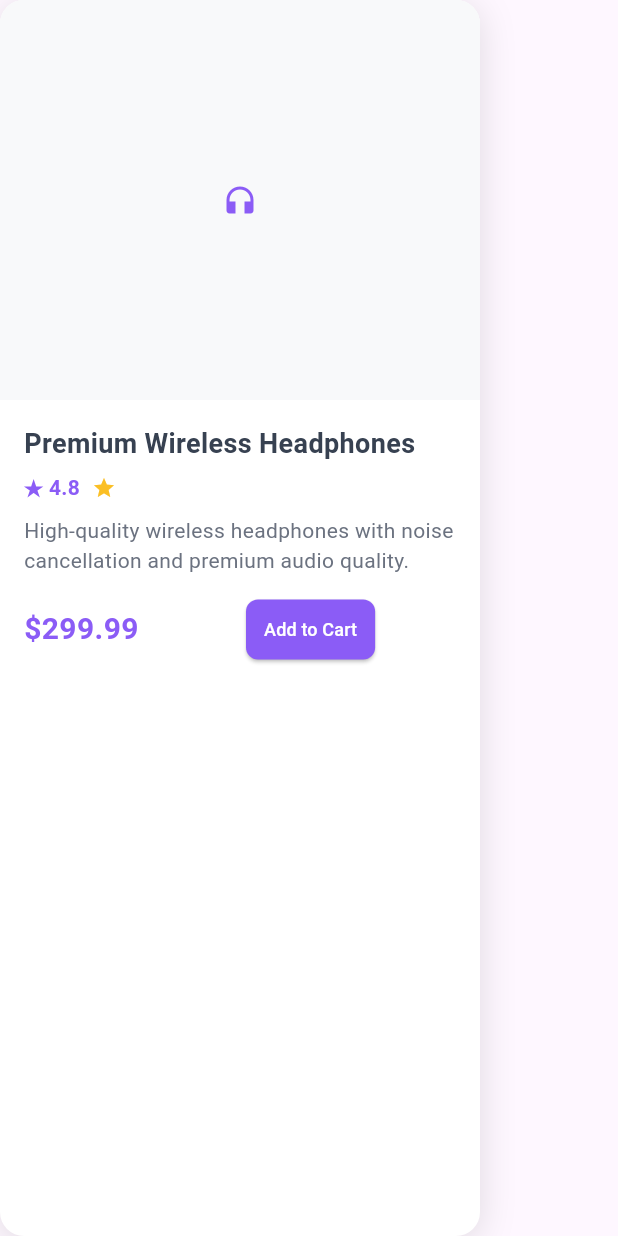
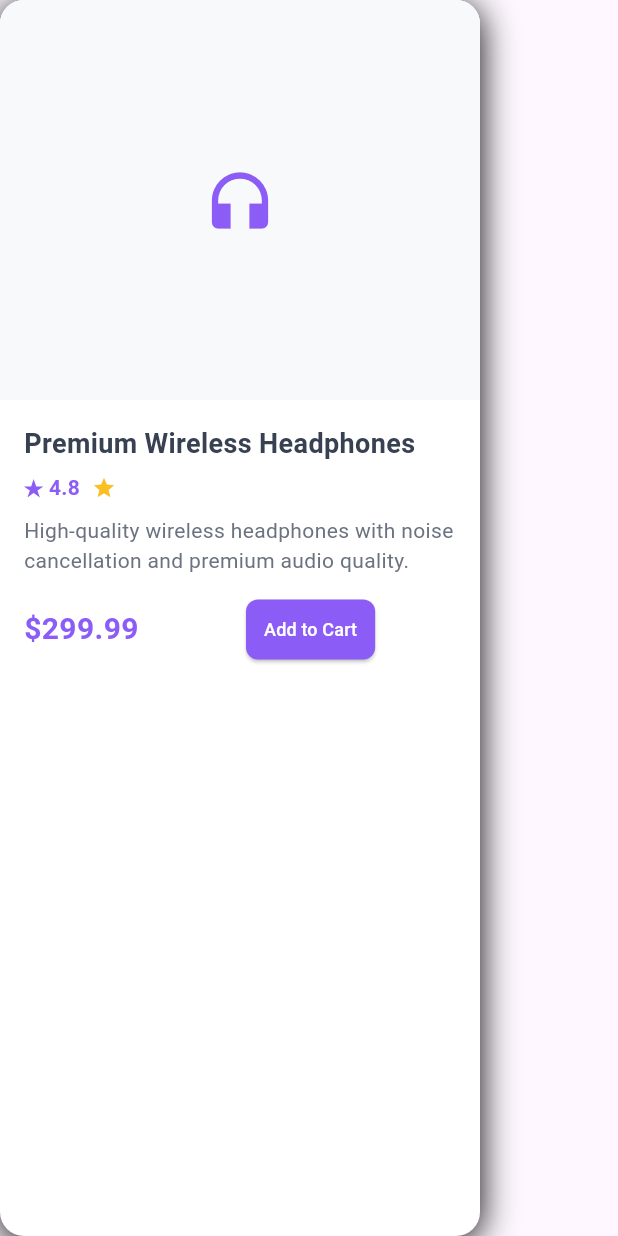
Before and after one commit to furqan-dev01/Shophub, a Flutter app: the ProductCard widget shown alone on an empty page, opened directly with sample values from the repository, on a phone screen of 412 x 824 dp. Run offline on Flutter 3.47's test engine with Material 3 defaults, Android fonts, the phone set to English and light mode, and no system bars; our stand-ins replace cloud_firestore, firebase_auth, firebase_core; accounts and stored records are empty.

Commit message:
first commit

```diff
--- a/lib/home.dart
+++ b/lib/home.dart
@@ -178,7 +178,8 @@ class _HomePageState extends State<HomePage> {
               ),
             ] else ...[
               // Empty space when not logged in
-              Expanded(child: const SizedBox()),
+              const Expanded(child: SizedBox()),
+              //Expanded(child: const SizedBox()),
             ],
 
             // Right section - Conditional buttons based on login status
--- a/lib/widgets/product_card.dart
+++ b/lib/widgets/product_card.dart
@@ -23,9 +23,9 @@ class ProductCard extends StatelessWidget {
         borderRadius: BorderRadius.circular(16),
         boxShadow: const [
           BoxShadow(
-            color: Color(0x1F000000),
+            color: Colors.black,
+            blurRadius: 20,
             offset: Offset(0, 4),
-            blurRadius: 20,
           ),
         ],
       ),
@@ -216,7 +216,7 @@ class ProductCard extends StatelessWidget {
       child: Center(
         child: Icon(
           _getProductIcon(),
-          size: 24,
+          size: 50,
           color: const Color(0xFF8B5CF6),
         ),
       ),
```
